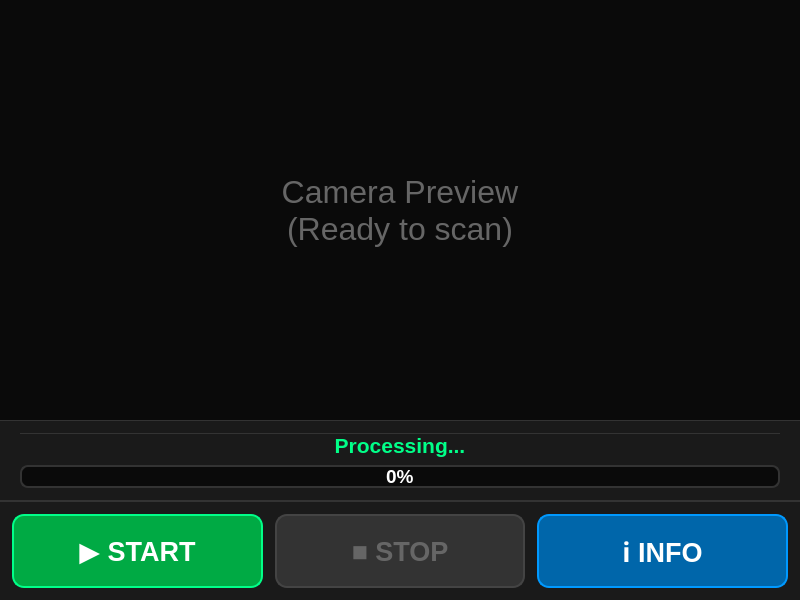
Old version of the form src/gui/handheld_scan_widget.ui in the repository SupernovaIndustries/unlook-standalone.
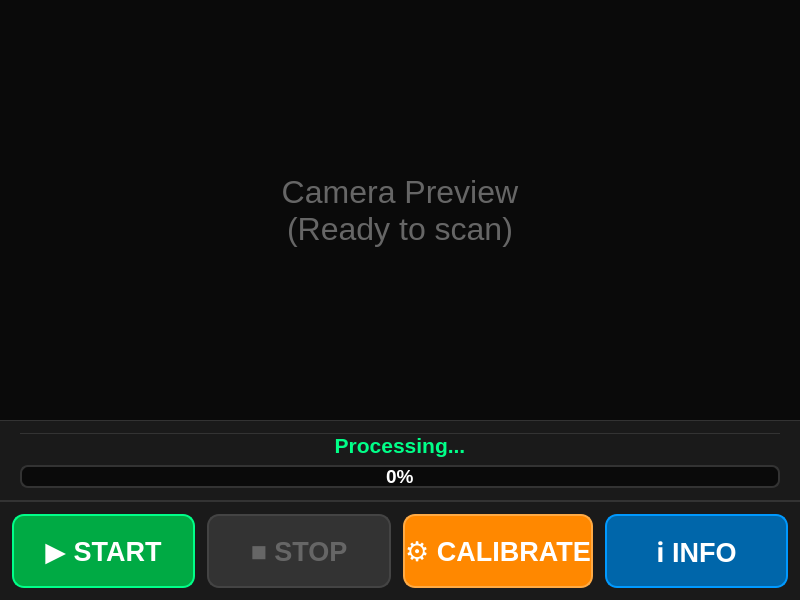
New version of the form.

The edit to the form file:
```diff
--- a/src/gui/handheld_scan_widget.ui
+++ b/src/gui/handheld_scan_widget.ui
@@ -273,6 +273,44 @@
        </widget>
       </item>
 
+      <!-- CALIBRATE BUTTON -->
+      <item>
+       <widget class="QPushButton" name="calibrateButton">
+        <property name="sizePolicy">
+         <sizepolicy hsizetype="Expanding" vsizetype="Expanding">
+          <horstretch>0</horstretch>
+          <verstretch>0</verstretch>
+         </sizepolicy>
+        </property>
+        <property name="text">
+         <string>⚙ CALIBRATE</string>
+        </property>
+        <property name="styleSheet">
+         <string>
+          QPushButton {
+            font-size: 20pt;
+            font-weight: bold;
+            color: #FFFFFF;
+            background-color: #FF8800;
+            border: 2px solid #FFAA44;
+            border-radius: 12px;
+          }
+          QPushButton:hover {
+            background-color: #FFAA00;
+          }
+          QPushButton:pressed {
+            background-color: #DD6600;
+          }
+          QPushButton:disabled {
+            background-color: #333333;
+            color: #666666;
+            border: 2px solid #444444;
+          }
+         </string>
+        </property>
+       </widget>
+      </item>
+
       <!-- INFO BUTTON -->
       <item>
        <widget class="QPushButton" name="infoButton">
```
